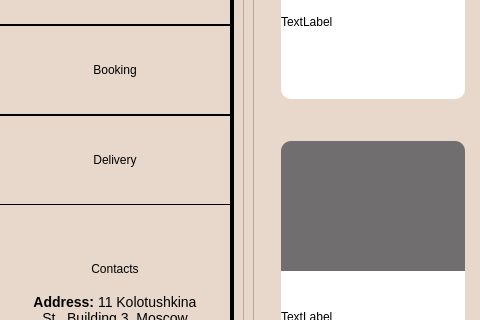
This is application/menuwindow.ui in redm0unt/OurCafe as Qt 5 draws it before an edit; both pictures show x 0 to 480 and y 295 to 615 of the 1360 by 765 pixel window. The edited form follows.
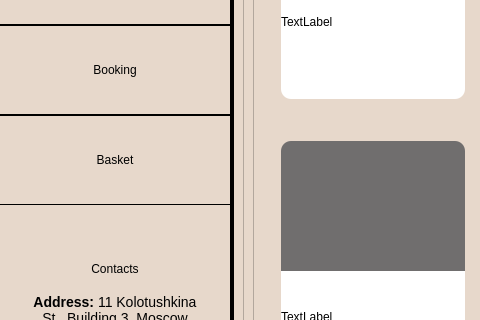
This is the edited form. Icons and pictures are not drawn.

Commit message: BasketWindow (the first variation) + transactions between all windows

```diff
--- a/application/menuwindow.ui
+++ b/application/menuwindow.ui
@@ -299,7 +299,7 @@
 }</string>
          </property>
          <property name="text">
-          <string>Delivery</string>
+          <string>Basket</string>
          </property>
         </widget>
        </item>
```
Left out of the diff: 2 changed lines with no effect on the pictures. The commit also changes 61 other files.
